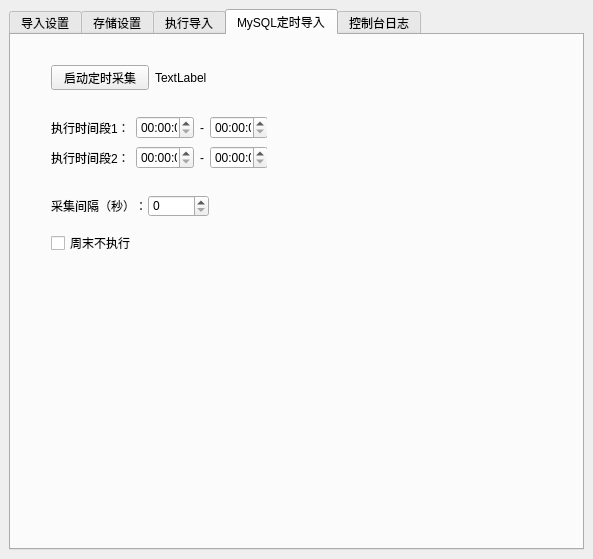
Old version of the form hikyuu/gui/data/MainWindow.ui in the repository fasiondog/hikyuu.
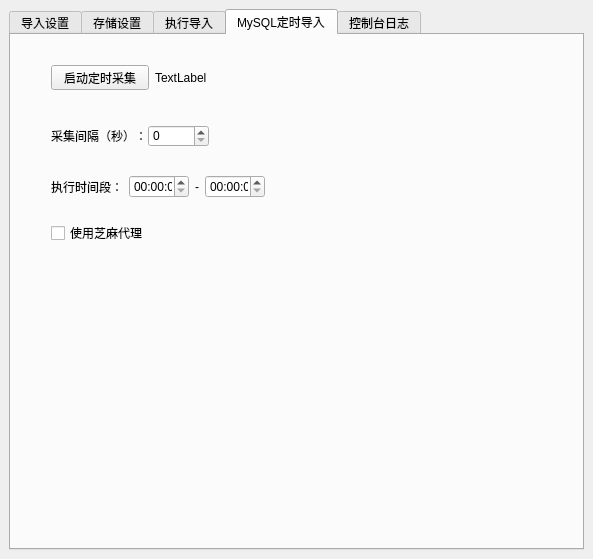
New version of the form.

Patch:
```diff
--- a/hikyuu/gui/data/MainWindow.ui
+++ b/hikyuu/gui/data/MainWindow.ui
@@ -729,24 +729,11 @@
        <attribute name="title">
         <string>MySQL定时导入</string>
        </attribute>
-       <widget class="QCheckBox" name="collect_no_week_checkBox">
-        <property name="geometry">
-         <rect>
-          <x>40</x>
-          <y>200</y>
-          <width>101</width>
-          <height>16</height>
-         </rect>
-        </property>
-        <property name="text">
-         <string>周末不执行</string>
-        </property>
-       </widget>
        <widget class="QWidget" name="layoutWidget">
         <property name="geometry">
          <rect>
           <x>40</x>
-          <y>160</y>
+          <y>90</y>
           <width>158</width>
           <height>22</height>
          </rect>
@@ -794,29 +781,44 @@
          </item>
         </layout>
        </widget>
-       <widget class="QWidget" name="layoutWidget">
+       <widget class="QCheckBox" name="collect_use_zhima_checkBox">
         <property name="geometry">
          <rect>
           <x>40</x>
-          <y>80</y>
-          <width>216</width>
-          <height>56</height>
+          <y>190</y>
+          <width>141</width>
+          <height>16</height>
          </rect>
         </property>
-        <layout class="QVBoxLayout" name="verticalLayout">
-         <item>
+        <property name="text">
+         <string>使用芝麻代理</string>
+        </property>
+       </widget>
+       <widget class="QWidget" name="">
+        <property name="geometry">
+         <rect>
+          <x>40</x>
+          <y>140</y>
+          <width>214</width>
+          <height>24</height>
+         </rect>
+        </property>
           <layout class="QHBoxLayout" name="horizontalLayout_8">
            <item>
             <widget class="QLabel" name="label_21">
              <property name="text">
-              <string>执行时间段1：</string>
+            <string>执行时间段：</string>
              </property>
             </widget>
            </item>
            <item>
             <layout class="QHBoxLayout" name="horizontalLayout_6">
              <item>
-              <widget class="QTimeEdit" name="collect_phase1_start_timeEdit"/>
+            <widget class="QTimeEdit" name="collect_phase1_start_timeEdit">
+             <property name="currentSection">
+              <enum>QDateTimeEdit::HourSection</enum>
+             </property>
+            </widget>
              </item>
              <item>
               <widget class="QLabel" name="label_22">
@@ -827,36 +829,6 @@
              </item>
              <item>
               <widget class="QTimeEdit" name="collect_phase1_last_timeEdit"/>
-             </item>
-            </layout>
-           </item>
-          </layout>
-         </item>
-         <item>
-          <layout class="QHBoxLayout" name="horizontalLayout_9">
-           <item>
-            <widget class="QLabel" name="label_24">
-             <property name="text">
-              <string>执行时间段2：</string>
-             </property>
-            </widget>
-           </item>
-           <item>
-            <layout class="QHBoxLayout" name="horizontalLayout_7">
-             <item>
-              <widget class="QTimeEdit" name="collect_phase2_start_timeEdit"/>
-             </item>
-             <item>
-              <widget class="QLabel" name="label_25">
-               <property name="text">
-                <string>-</string>
-               </property>
-              </widget>
-             </item>
-             <item>
-              <widget class="QTimeEdit" name="collect_phase2_last_timeEdit"/>
-             </item>
-            </layout>
            </item>
           </layout>
          </item>
```
Lines whose indentation alone changed are shown as unchanged.
